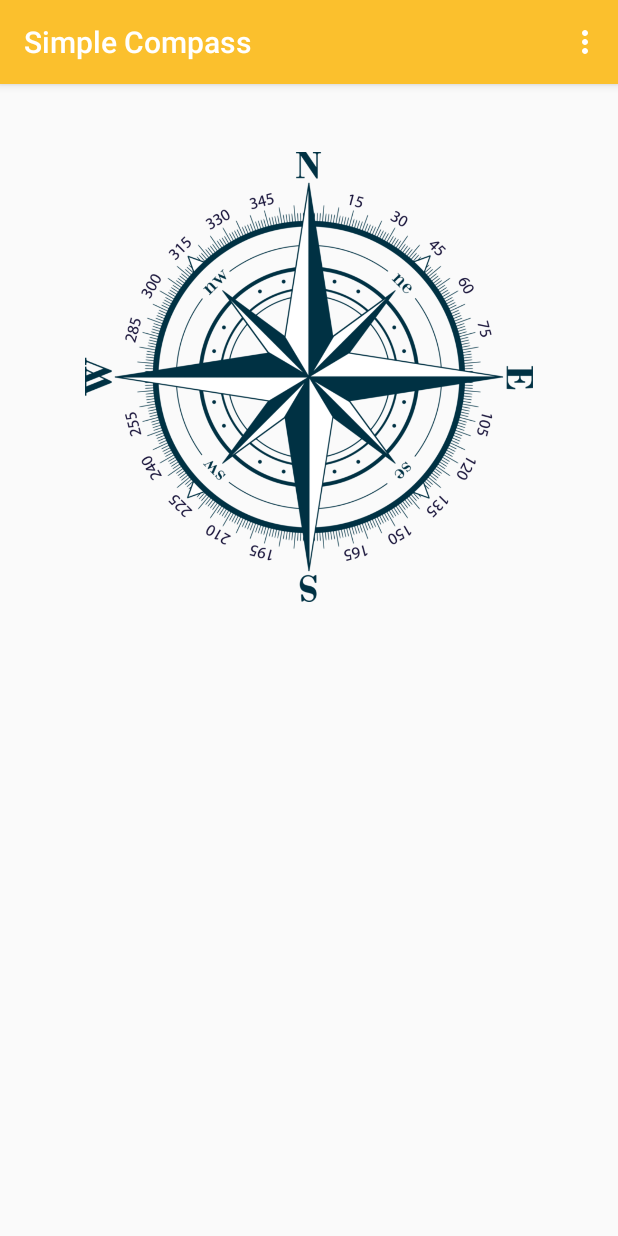
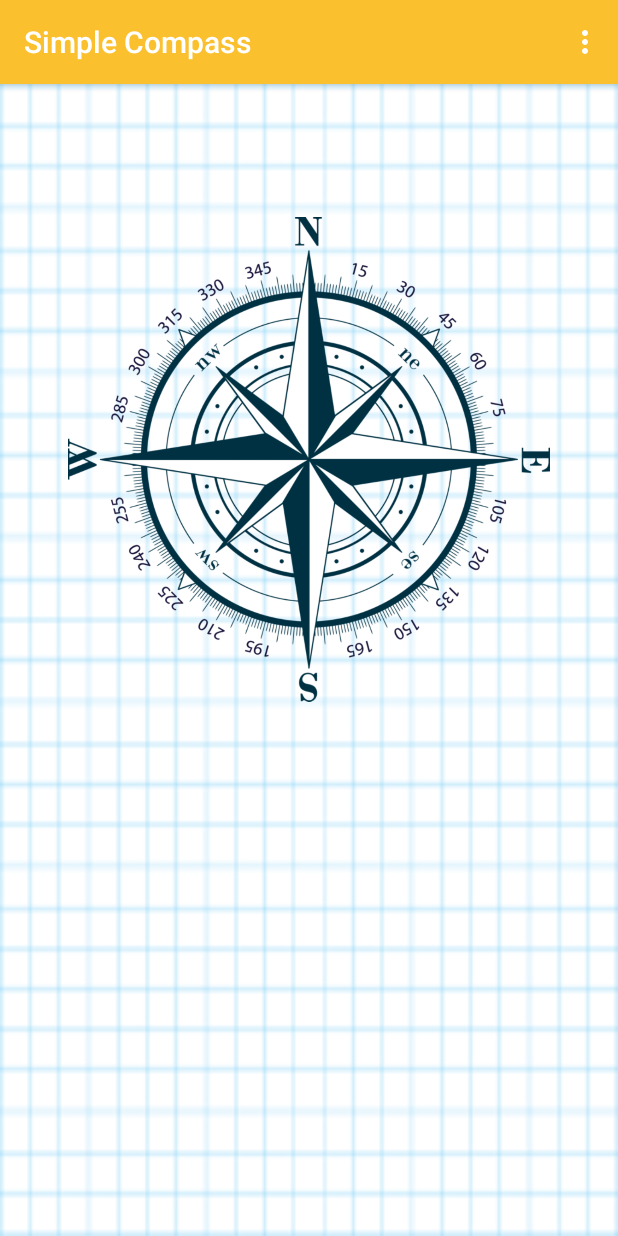
Before and after one commit to ctkqiang/SimpleCompass, an Android app: the screen it shows after launch (CompassActivity), on a phone screen of 412 x 824 dp. Run offline under Robolectric (Android 15) with nearby library versions, the phone set to English and light mode, and no system bars; libraries missing offline, so code that uses them is left out: com.example.flatdialoglibrary; 1 statement that could not run was skipped.

Commit message:
UI/ UX updated; Permission(added); Remove GPS;

```diff
--- a/app/src/main/res/layout/activity_main.xml
+++ b/app/src/main/res/layout/activity_main.xml
@@ -4,6 +4,7 @@
     xmlns:tools="http://schemas.android.com/tools"
     android:layout_width="match_parent"
     android:layout_height="match_parent"
+    android:background="@drawable/images"
     tools:context=".CompassActivity">
 
     <ScrollView
@@ -22,11 +23,11 @@
             <ImageView
                 android:id="@+id/compass"
                 android:layout_width="match_parent"
-                android:layout_height="300dp"
+                android:layout_height="450dp"
                 android:layout_marginStart="45dp"
-                android:layout_marginTop="45dp"
+                android:layout_marginTop="25dp"
                 android:layout_marginEnd="45dp"
-                android:layout_marginBottom="45dp"
+                android:layout_marginBottom="5dp"
                 android:src="@drawable/compass" />
 
             <TextView
```
Also changed, not shown: app/src/main/res/drawable/images.png (added).
